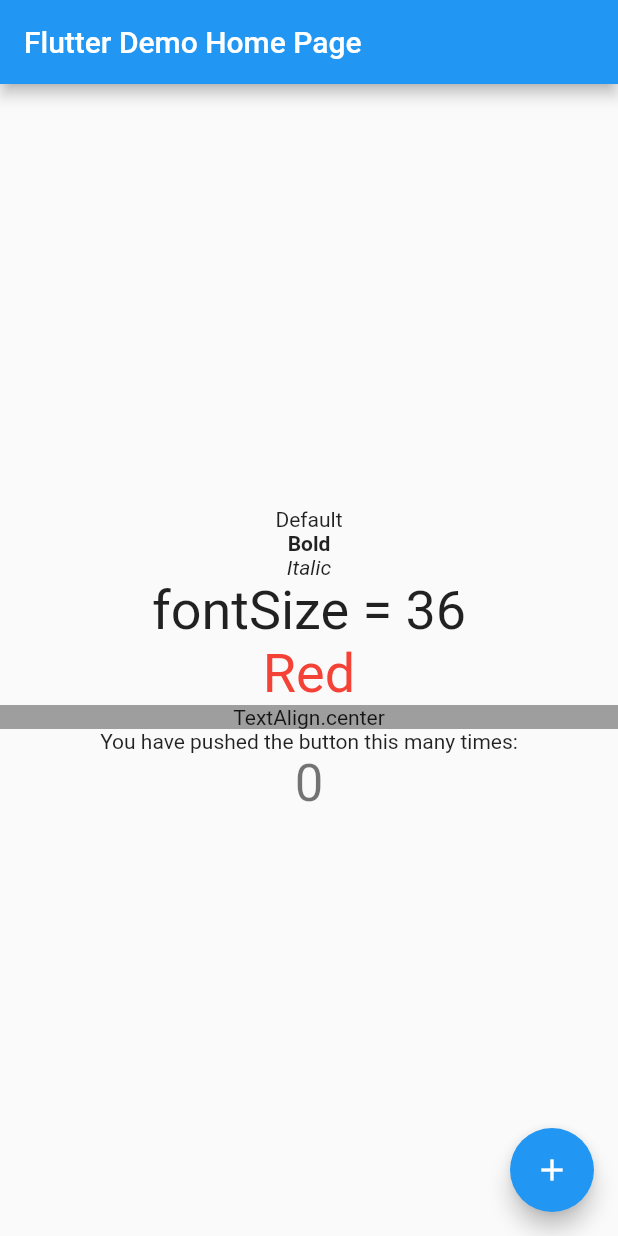
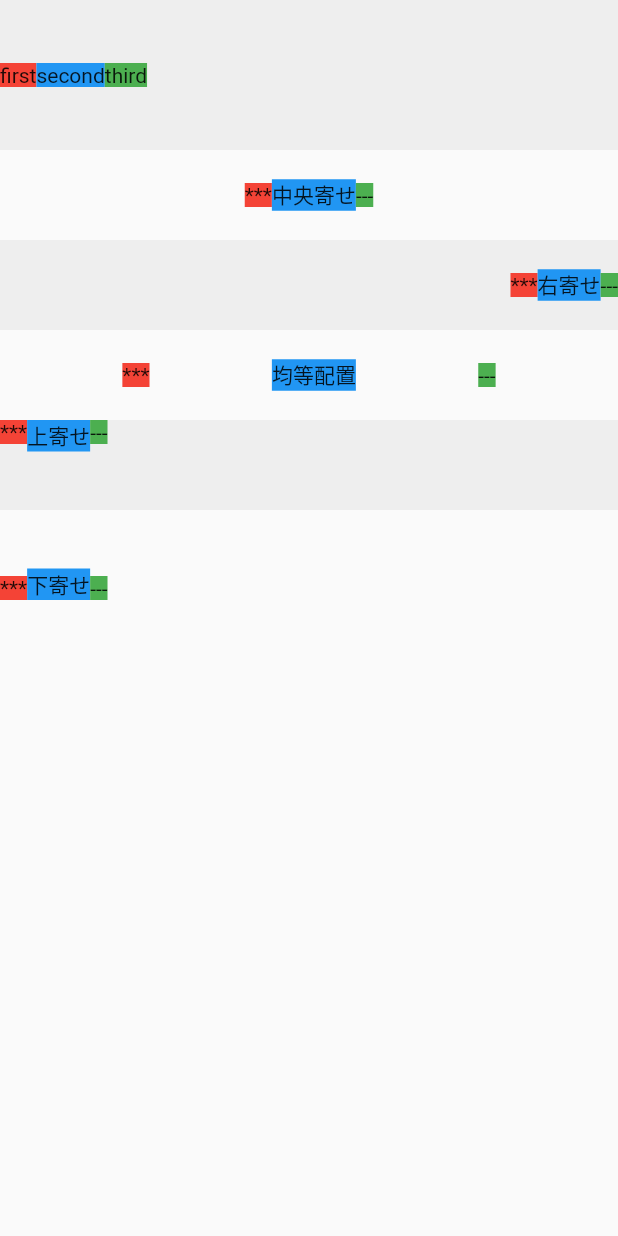
Before and after one commit to tokitsu/flutter_todo, a Flutter app: the screen it shows after launch, on a phone screen of 412 x 824 dp. Run offline on Flutter 3.47's test engine with Material 2 defaults, Android fonts, the phone set to English and light mode, and no system bars.

Commit message:
add column and row

```diff
--- a/lib/main.dart
+++ b/lib/main.dart
@@ -38,45 +38,97 @@ class _MyHomePageState extends State<MyHomePage> {
 
   @override
   Widget build(BuildContext context) {
-    return Scaffold(
-      appBar: AppBar(
-        title: Text(widget.title),
-      ),
-      body: Center(
-
-        child: Column(
-          mainAxisAlignment: MainAxisAlignment.center,
+    return MaterialApp(
+      title: 'Flutter Demo',
+      theme: ThemeData(primarySwatch: Colors.blue),
+      home: Scaffold(
+        body: Column(
           children: <Widget>[
-            Text('Default'),
-            // 太さを指定
-            Text('Bold', style: TextStyle(fontWeight: FontWeight.bold)),
-            // スタイルを指定
-            Text('Italic', style: TextStyle(fontStyle: FontStyle.italic)),
-            // サイズを指定
-            Text('fontSize = 36', style: TextStyle(fontSize: 36)),
-            // 色を指定
-            Text('Red', style: TextStyle(color: Colors.red,fontSize: 36)),
             Container(
               width: double.infinity,
-              color: Colors.grey,
-              // 表示位置を指定
-              child: Text('TextAlign.center', textAlign: TextAlign.center),
+              height: 100,
+              color: Colors.grey[200],
+              child: Row(
+                // 横に並べる
+                mainAxisAlignment: MainAxisAlignment.start,
+                children: <Widget>[
+                  Container(color: Colors.red, child: Text('first')),
+                  Container(color: Colors.blue, child: Text('second')),
+                  Container(color: Colors.green, child: Text('third')),
+                ],
+              ),
             ),
-            Text(
-              'You have pushed the button this many times:',
+            Container(
+              width: double.infinity,
+              height: 60,
+              child: Row(
+                // 中央寄せ
+
+                mainAxisAlignment: MainAxisAlignment.center,
+                children: <Widget>[
+                  Container(color: Colors.red, child: Text('***')),
+                  Container(color: Colors.blue, child: Text('中央寄せ')),
+                  Container(color: Colors.green, child: Text('---')),
+                ],
+              ),
             ),
-            Text(
-              '$_counter',
-              style: Theme.of(context).textTheme.headline4,
+            Container(
+              width: double.infinity,
+              height: 60,
+              color: Colors.grey[200],
+              child: Row(
+                // 右寄せ
+                mainAxisAlignment: MainAxisAlignment.end,
+                children: <Widget>[
+                  Container(color: Colors.red, child: Text('***')),
+                  Container(color: Colors.blue, child: Text('右寄せ')),
+                  Container(color: Colors.green, child: Text('---')),
+                ],
+              ),
+            ),
+            Container(
+              width: double.infinity,
+              height: 60,
+              child: Row(
+                // 均等配置
+                mainAxisAlignment: MainAxisAlignment.spaceEvenly,
+                children: <Widget>[
+                  Container(color: Colors.red, child: Text('***')),
+                  Container(color: Colors.blue, child: Text('均等配置')),
+                  Container(color: Colors.green, child: Text('---')),
+                ],
+              ),
+            ),
+            Container(
+              width: double.infinity,
+              height: 60,
+              color: Colors.grey[200],
+              child: Row(
+                // 上寄せ
+                crossAxisAlignment: CrossAxisAlignment.start,
+                children: <Widget>[
+                  Container(color: Colors.red, child: Text('***')),
+                  Container(color: Colors.blue, child: Text('上寄せ')),
+                  Container(color: Colors.green, child: Text('---')),
+                ],
+              ),
+            ),
+            Container(
+              width: double.infinity,
+              height: 60,
+              child: Row(
+                // 下寄せ
+                crossAxisAlignment: CrossAxisAlignment.end,
+                children: <Widget>[
+                  Container(color: Colors.red, child: Text('***')),
+                  Container(color: Colors.blue, child: Text('下寄せ')),
+                  Container(color: Colors.green, child: Text('---')),
+                ],
+              ),
             ),
           ],
         ),
       ),
-      floatingActionButton: FloatingActionButton(
-        onPressed: _incrementCounter,
-        tooltip: 'Increment',
-        child: Icon(Icons.add),
-      ), // This trailing comma makes auto-formatting nicer for build methods.
     );
   }
 }
```
